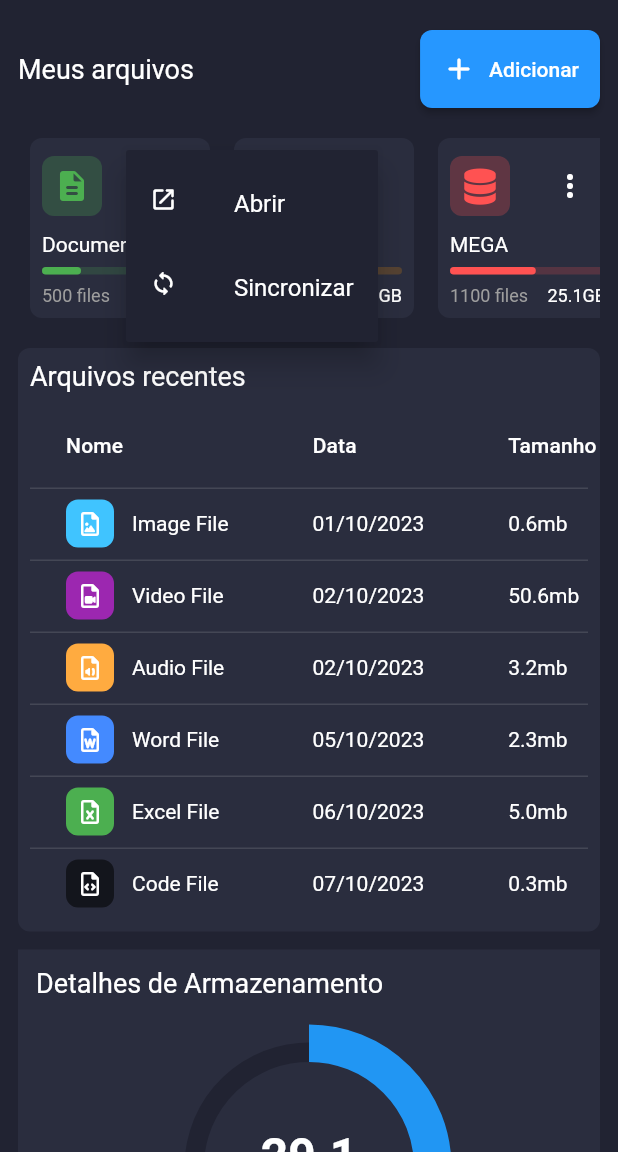
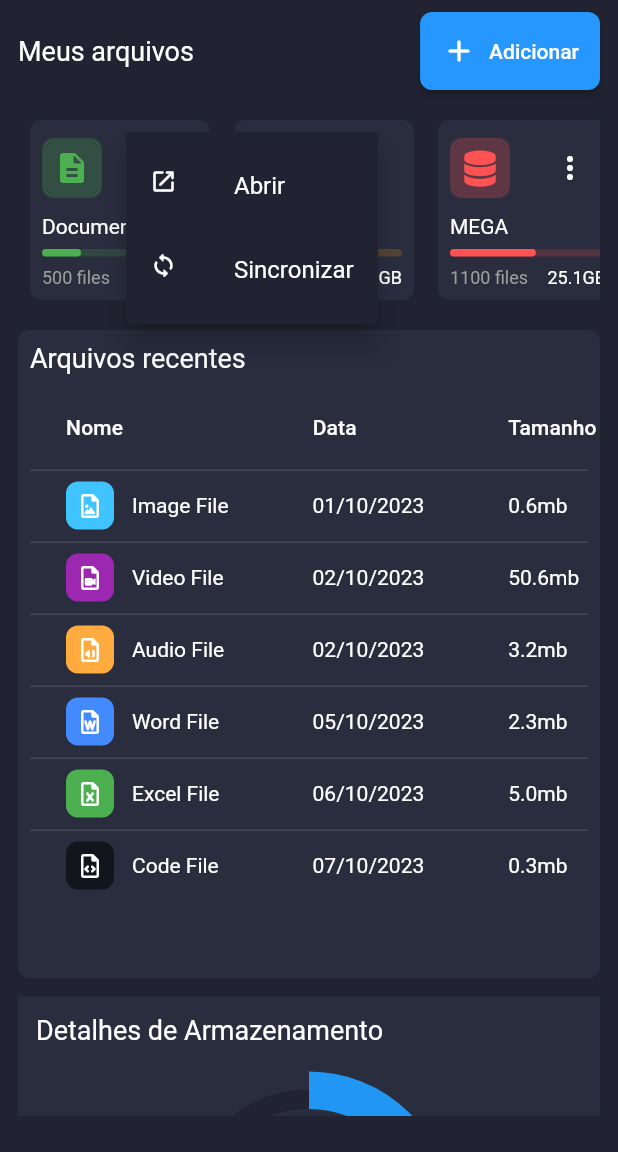
Before and after one commit to frankleypatricio/dashboard-ui, a Flutter app: the screen it shows after launch, after a tap on the "more vert" icon, on a phone screen of 412 x 824 dp, the part 84-1236 px from its top. Run offline on Flutter 3.47's test engine with Material 2 defaults, Android fonts, the phone set to English and light mode, and no system bars; drawn by our look-alikes of fl_chart; our stand-ins replace font_awesome_flutter; missing offline and left inert: flutter_acrylic, window_manager.

Commit message:
- Ajustes no layout

```diff
--- a/lib/components/file-container.dart
+++ b/lib/components/file-container.dart
@@ -20,7 +20,7 @@ class FileContainer extends StatelessWidget {
   Widget build(BuildContext context) {
     return RoundedContainer(
       margin: const EdgeInsets.only(bottom: 8),
-      paddig: const EdgeInsets.all(16),
+      padding: const EdgeInsets.all(16),
       border: Border.all(color: AppTheme.colorScheme.onSecondary.withOpacity(.1), width: 1),
       child: Row(
         mainAxisAlignment: MainAxisAlignment.spaceBetween,
--- a/lib/components/rounded-container.dart
+++ b/lib/components/rounded-container.dart
@@ -4,14 +4,14 @@ import 'package:flutter/material.dart';
 class RoundedContainer extends StatelessWidget {
   final Widget child;
   final Color? color;
-  final EdgeInsets? paddig, margin;
+  final EdgeInsets? padding, margin;
   final double? width, height, radius;
   final BoxBorder? border;
 
   const RoundedContainer({
     required this.child,
     this.color,
-    this.paddig,
+    this.padding,
     this.margin,
     this.width,
     this.height,
@@ -24,7 +24,7 @@ class RoundedContainer extends StatelessWidget {
   Widget build(BuildContext context) {
     return Container(
       margin: margin,
-      padding: paddig ?? const EdgeInsets.all(8),
+      padding: padding ?? const EdgeInsets.all(8),
       width: width, height: height,
       decoration: BoxDecoration(
         color: color ?? AppTheme.colorScheme.secondary,
--- a/lib/screens/home-screen.dart
+++ b/lib/screens/home-screen.dart
@@ -90,22 +90,23 @@ class _HomeScreenState extends State<HomeScreen> {
               ),
             ),
 
-            // -----------------------
-            // BODY
-            // -----------------------
-            Expanded(                             // else == isTablet
-              flex: _menuRecolhido ? (AppConfig.isDesktop ? 10 : 9) : 4,
-              child: SingleChildScrollView(
-                child: Padding(
-                  padding: const EdgeInsets.symmetric(horizontal: 12, vertical: 8),
+            Expanded(
+              flex: _menuRecolhido ? (AppConfig.isDesktop ? 20 : 18) : 5,
               child: Column(
                 children: [
+                  // -----------------------
+                  // APPBAR
+                  // -----------------------
                   if(!AppConfig.isMobile) LayoutBuilder(
                       builder: (_, constraints) {
-                          return Row(
+                        return Padding(
+                          padding: const EdgeInsets.symmetric(vertical: 12, horizontal: 8),
+                          child: Row(
                             mainAxisAlignment: MainAxisAlignment.spaceBetween,
                             children: [
                               Text('Dashboard', style: AppTheme.themeData.textTheme.titleLarge),
+                              Row(
+                                children: [
                                   SizedBox(
                                     width: constraints.maxWidth*.4,
                                     child: TextFormField(
@@ -118,12 +119,48 @@ class _HomeScreenState extends State<HomeScreen> {
                                       ),
                                     ),
                                   ),
+
+                                  RoundedContainer(
+                                    padding: const EdgeInsets.all(8),
+                                    margin: const EdgeInsets.only(left: 14),
+                                    child: Row(
+                                      mainAxisAlignment: MainAxisAlignment.center,
+                                      children: [
+                                        CircleAvatar(
+                                          backgroundColor: AppTheme.colorScheme.background,
+                                          child: Icon(FontAwesomeIcons.user, color: AppTheme.colorScheme.onBackground),
+                                        ),
+                                        const Text('   Username'),
+                                        InkWell(
+                                          onTap: (){},
+                                          child: const Icon(Icons.arrow_drop_down),
+                                        ),
                                       ],
+                                    ),
+                                  ),
+                                ],
+                              ),
+                            ],
+                          ),
                         );
                       }
                   ),
-                      const SizedBox(height: 12),
 
+                  LimitedBox(
+                    maxHeight: AppConfig.screenHeight-80,
+                    child: SingleChildScrollView(
+                      child: Row(
+                        crossAxisAlignment: CrossAxisAlignment.start,
+                        children: [
+                          // -----------------------
+                          // BODY
+                          // -----------------------
+                          Expanded(                             // else == isTablet
+                            flex: 2,
+                            child: Padding(
+                              padding: const EdgeInsets.symmetric(horizontal: 12, vertical: 8),
+                              child: Column(
+                                children: [
                                   Row(
                                     mainAxisAlignment: MainAxisAlignment.spaceBetween,
                                     children: [
@@ -157,7 +194,6 @@ class _HomeScreenState extends State<HomeScreen> {
                                                 totalFiles: 500,
                                                 totalSpace: 2,
                                               ),
-
                                               FolderContainer(
                                                 size: size,
                                                 icon: FontAwesomeIcons.googleDrive,
@@ -166,7 +202,6 @@ class _HomeScreenState extends State<HomeScreen> {
                                                 totalFiles: 1520,
                                                 totalSpace: 10.6,
                                               ),
-
                                               FolderContainer(
                                                 size: size,
                                                 icon: FontAwesomeIcons.database,
@@ -175,7 +210,6 @@ class _HomeScreenState extends State<HomeScreen> {
                                                 totalFiles: 1100,
                                                 totalSpace: 25.1,
                                               ),
-
                                               FolderContainer(
                                                 size: size,
                                                 icon: FontAwesomeIcons.github,
@@ -184,7 +218,6 @@ class _HomeScreenState extends State<HomeScreen> {
                                                 totalFiles: 300,
                                                 totalSpace: 1.2,
                                               ),
-
                                               FolderContainer(
                                                 size: size,
                                                 icon: Icons.cloud_rounded,
@@ -193,7 +226,6 @@ class _HomeScreenState extends State<HomeScreen> {
                                                 totalFiles: 2000,
                                                 totalSpace: 20,
                                               ),
-
                                               FolderContainer(
                                                 size: size,
                                                 icon: FontAwesomeIcons.steam,
@@ -220,11 +252,8 @@ class _HomeScreenState extends State<HomeScreen> {
                                           children: [
                                             Text('Arquivos recentes', style: AppTheme.themeData.textTheme.titleMedium),
                                             const SizedBox(height: 8),
-                                LimitedBox(
-                                  //todo: DEPOIS VER UMA FORMA MELHOR DE FAZER ISSO,
-                                  //todo: POIS PROPORCIONALMENTE NÃO FUNCIONOU 100%
-                                  maxHeight: AppConfig.getHeight(60),
-                                  child: SizedBox(
+                                            SizedBox(
+                                              height: AppConfig.getHeight(47),
                                               width: double.maxFinite,
                                               child: Scrollbar(
                                                 thumbVisibility: true,
@@ -238,7 +267,6 @@ class _HomeScreenState extends State<HomeScreen> {
                                                       DataColumn(label: Text('Tamanho')),
                                                     ],
                                                     rows: _buildRow(),
-                                        ),
                                                   ),
                                                 ),
                                               ),
@@ -257,14 +285,19 @@ class _HomeScreenState extends State<HomeScreen> {
                               ),
                             ),
                           ),
-            ),
 
                           // -----------------------
                           // ASIDE
                           // -----------------------
-            if(!AppConfig.isMobile) Expanded(     // else == isTablet
-              flex: _menuRecolhido ? (AppConfig.isDesktop ? 6 : 5) : 2,
+                          if(!AppConfig.isMobile) Expanded(
                             child: _buildAside(double.maxFinite),
+                          ),
+                        ],
+                      ),
+                    ),
+                  )
+                ],
+              ),
             ),
           ],
         ),
@@ -354,27 +387,6 @@ class _HomeScreenState extends State<HomeScreen> {
     return Column(
       mainAxisSize: MainAxisSize.min,
       children: [
-        if(!AppConfig.isMobile) Container(
-          width: double.maxFinite,
-          color: AppTheme.colorScheme.secondary,
-          padding: const EdgeInsets.all(8),
-          margin: const EdgeInsets.only(bottom: 12),
-          child: Row(
-            mainAxisAlignment: MainAxisAlignment.center,
-            children: [
-              CircleAvatar(
-                backgroundColor: AppTheme.colorScheme.background,
-                child: Icon(FontAwesomeIcons.user, color: AppTheme.colorScheme.onBackground),
-              ),
-              const Text('   Username'),
-              InkWell(
-                onTap: (){},
-                child: const Icon(Icons.arrow_drop_down),
-              ),
-            ],
-          ),
-        ),
-
         Container(
           width: double.maxFinite,
           // height: height,
--- a/lib/screens/splash-screen.dart
+++ b/lib/screens/splash-screen.dart
@@ -33,7 +33,7 @@ class _SplashScreenState extends State<SplashScreen> {
       body: Center(
         child: RoundedContainer(
           width: 400, height: 400,
-          paddig: EdgeInsets.all(110),
+          padding: EdgeInsets.all(110),
           child: CircularProgressIndicator(),
         ),
       ),
```
Lines whose indentation alone changed are shown as unchanged.
